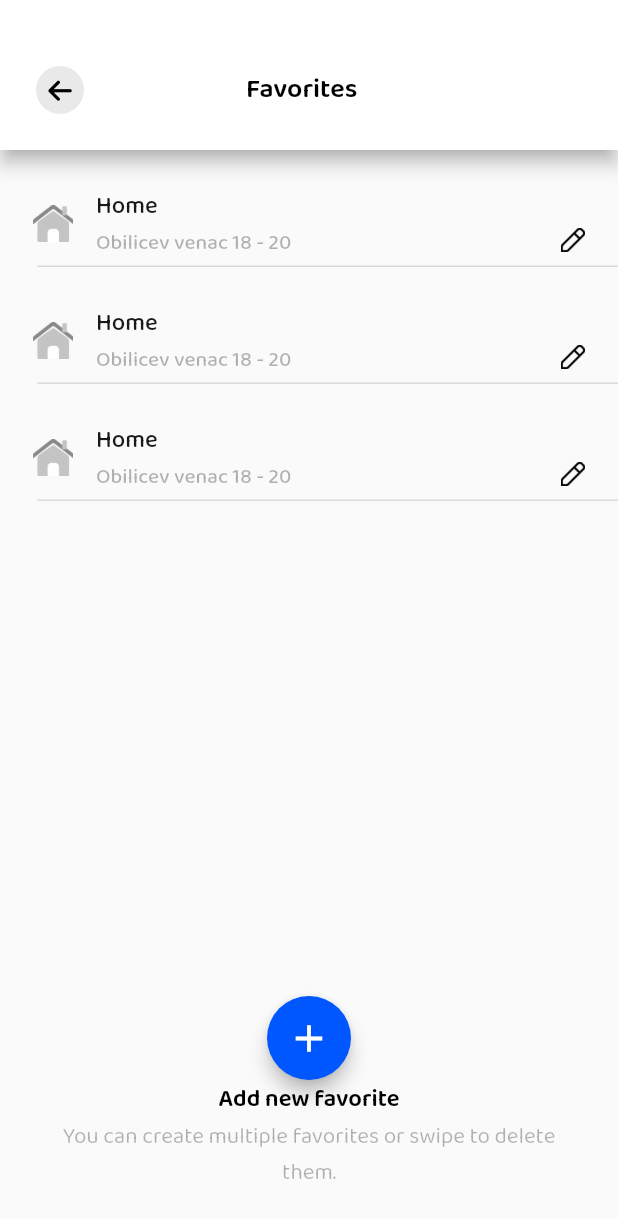
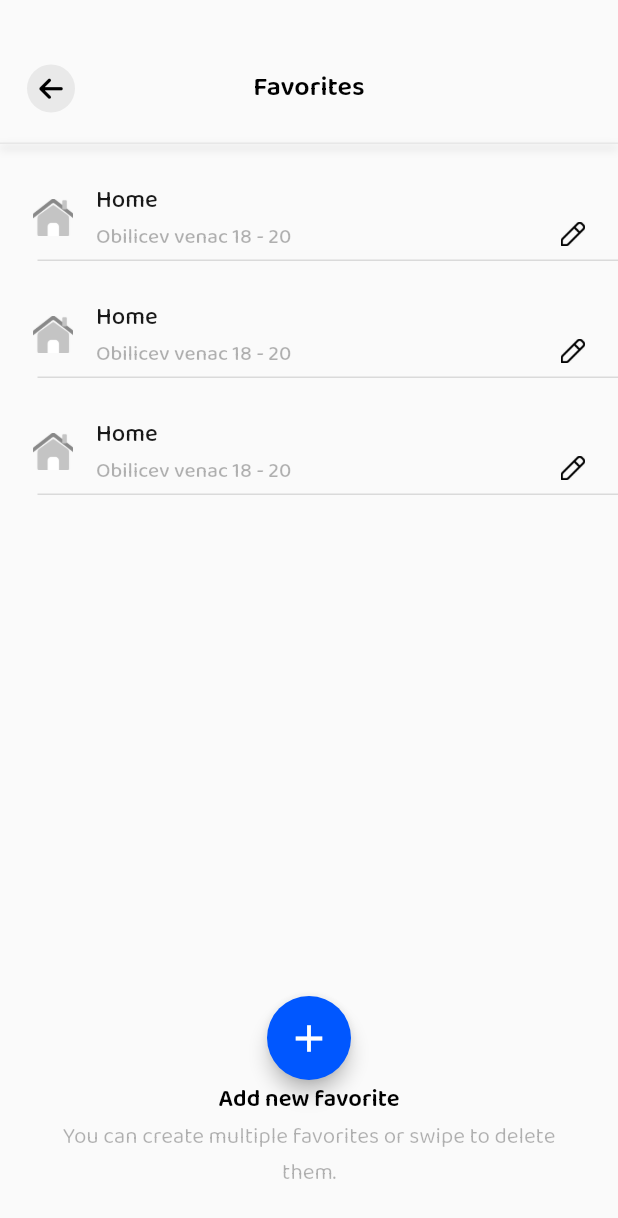
Before and after one commit to Lucki-Media/Flutter-Pinolo, a Flutter app: the FavoritesPage screen opened directly, on a phone screen of 412 x 824 dp. Shown: the top 1218 px of the screen. Run offline on Flutter 3.47's test engine with Material 2 defaults, Android fonts, the phone set to English and light mode, and no system bars; our stand-ins replace flutter_colorpicker, flutter_rating_bar, font_awesome_flutter, google_maps_flutter, intl_phone_field, intro_slider and 3 more; missing offline and left inert: flutter_google_places_hoc081098, flutter_swipe_button, flutter_timer_countdown, google_api_headers, google_maps_webservice.

Commit message:
Ui changes

```diff
--- a/lib/src/ui/favorites_page.dart
+++ b/lib/src/ui/favorites_page.dart
@@ -3,6 +3,7 @@ import 'package:font_awesome_flutter/font_awesome_flutter.dart';
 import 'package:pinolo/src/ui/add_new_favorite.dart';
 import 'package:pinolo/src/ui/edit_favorites.dart';
 import 'package:pinolo/src/utils/app_colors.dart';
+import 'package:pinolo/src/utils/app_common.dart';
 import 'package:pinolo/src/utils/strings.dart';
 class FavoritesPage extends StatefulWidget {
   const FavoritesPage({Key? key}) : super(key: key);
@@ -17,19 +18,35 @@ class _FavoritesPageState extends State<FavoritesPage> {
   @override
   Widget build(BuildContext context) {
     return Scaffold(
-      appBar: AppBar(
-        toolbarHeight: 100.0,
-        shadowColor: AppColors.kShadowGrey,
-        automaticallyImplyLeading: false,
-        elevation: 5,
-        backgroundColor: AppColors.kWhite,
-        //foregroundColor: AppColors.kBlue,
-        //centerTitle: true,
-        title: Padding(
-          padding: const EdgeInsets.only(top: 20.0),
-          child: Row(
+      body: Stack(
         children: [
-              IconButton(
+          Column(
+            children: [
+              SafeArea(
+                minimum:const EdgeInsets.only(top: 35.0,bottom: 12),
+                top: false,
+                bottom: false,
+                child: Column(
+                  children: [
+                    Stack(
+                      alignment: Alignment.center,
+                      children: [
+                        Align(
+                          alignment: Alignment.center,
+                          child:const Text(
+                            Strings.kFavorites,
+                            style: TextStyle(
+                              fontSize: 18,
+                              color: AppColors.kBlack,
+                              fontFamily: 'Baloo2SemiBold',
+                            ),
+                          ),
+                        ),
+                        Align(
+                          alignment: Alignment.centerLeft,
+                          child: Padding(
+                            padding: const EdgeInsets.only(left: 10.0),
+                            child: IconButton(
                               onPressed: () {
                                 Navigator.of(context).pop();
                               },
@@ -42,24 +59,17 @@ class _FavoritesPageState extends State<FavoritesPage> {
                                 ),
                               ),
                             ),
-              SizedBox(
-                width: 100,
-              ),
-              const Text(
-                Strings.kFavorites,
-                style: TextStyle(
-                  fontSize: 18,
-                  color: AppColors.kBlack,
-                  fontFamily: 'Baloo2SemiBold',
                           ),
                         ),
                       ],
                     ),
+                  ],
                 ),
               ),
-      body: Stack(
-        children: [
-          ListView.builder(
+              AppCommon.divider(),
+              Container(
+                height: MediaQuery.of(context).size.height -280,
+                child: ListView.builder(
                     itemCount: items.length,
                     itemBuilder: (BuildContext context, int index) {
                       final item = items[index];
@@ -154,6 +164,9 @@ class _FavoritesPageState extends State<FavoritesPage> {
                         ),
                       );
                     }),
+              ),
+            ],
+          ),
           Positioned(
             bottom: 30,
             left: 0,
--- a/lib/src/ui/my_profile.dart
+++ b/lib/src/ui/my_profile.dart
@@ -344,6 +344,7 @@ class _MyProfileState extends State<MyProfile> {
                     horizontal: 147),
               ),
             ),
+            SizedBox(height: 35,),
           ],
         ),
       ),
```
Also changed, not shown: lib/src/ui/my_vehicles.dart (+21 -19 lines), lib/src/ui/payment_method.dart (+16 -18 lines), lib/src/ui/payout_info.dart (+15 -20 lines), lib/src/ui/payout_page.dart (+21 -18 lines). Lines whose indentation alone changed are shown as unchanged.
